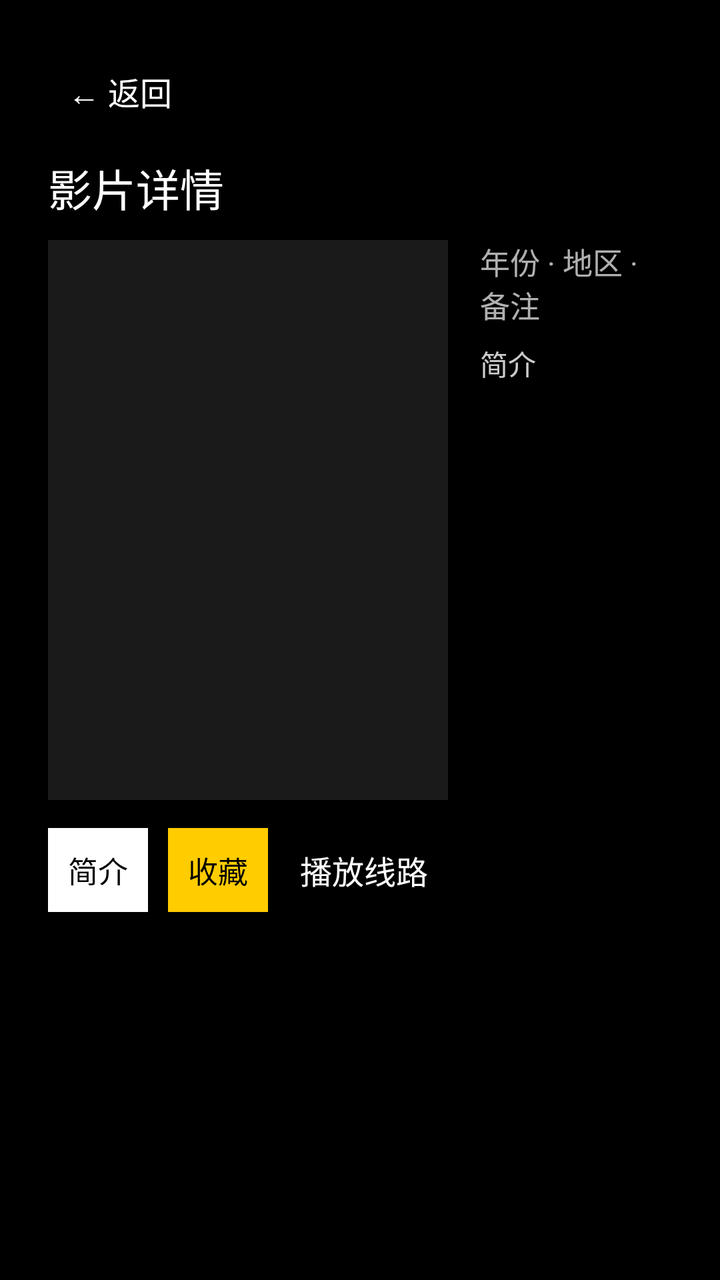
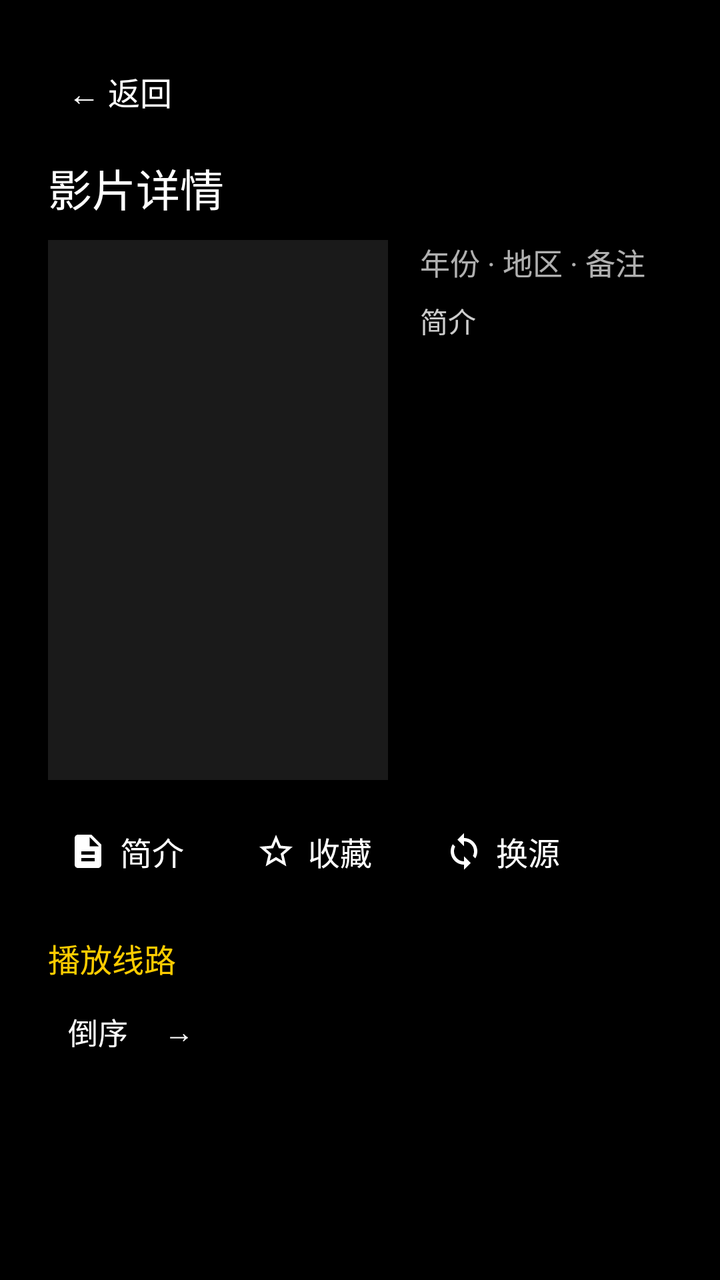

Screens rendered from an Android XML layout before and after an edit, with the pre-edit source and the edit as a unified diff.
<!-- AndroidManifest.xml: activity theme android:Theme.Black.NoTitleBar -->
<!-- res/layout/activity_detail.xml -->
<?xml version="1.0" encoding="utf-8"?>
<LinearLayout xmlns:android="http://schemas.android.com/apk/res/android"
    android:layout_width="match_parent"
    android:layout_height="match_parent"
    android:orientation="vertical"
    android:background="#000000"
    android:padding="24dp">

    <TextView
        android:id="@+id/btnBack"
        android:layout_width="wrap_content"
        android:layout_height="wrap_content"
        android:padding="10dp"
        android:textColor="#FFFFFF"
        android:textSize="16sp"
        android:focusable="true"
        android:clickable="true"
        android:background="@drawable/selector_tv_btn"
        android:text="← 返回" />

    <TextView
        android:id="@+id/detailName"
        android:layout_width="match_parent"
        android:layout_height="wrap_content"
        android:paddingTop="10dp"
        android:paddingBottom="10dp"
        android:textColor="#FFFFFF"
        android:textSize="22sp"
        android:text="影片详情" />

    <LinearLayout
        android:layout_width="match_parent"
        android:layout_height="wrap_content"
        android:orientation="horizontal">

        <ImageView
            android:id="@+id/detailImage"
            android:layout_width="200dp"
            android:layout_height="280dp"
            android:scaleType="centerCrop"
            android:background="#1A1A1A" />

        <LinearLayout
            android:layout_width="0dp"
            android:layout_height="wrap_content"
            android:layout_weight="1"
            android:orientation="vertical"
            android:paddingLeft="16dp">

            <TextView
                android:id="@+id/detailInfo"
                android:layout_width="match_parent"
                android:layout_height="wrap_content"
                android:paddingBottom="8dp"
                android:textColor="#B0FFFFFF"
                android:textSize="15sp"
                android:text="年份 · 地区 · 备注" />

            <TextView
                android:id="@+id/detailDesc"
                android:layout_width="match_parent"
                android:layout_height="wrap_content"
                android:maxLines="6"
                android:ellipsize="end"
                android:textColor="#CCFFFFFF"
                android:textSize="14sp"
                android:lineSpacingExtra="3dp"
                android:text="简介" />

        </LinearLayout>

    </LinearLayout>

    <LinearLayout
        android:layout_width="match_parent"
        android:layout_height="wrap_content"
        android:orientation="horizontal"
        android:gravity="center_vertical"
        android:paddingTop="14dp"
        android:paddingBottom="8dp">

        <TextView
            android:id="@+id/btnDesc"
            android:layout_width="wrap_content"
            android:layout_height="wrap_content"
            android:layout_marginEnd="10dp"
            android:padding="10dp"
            android:textColor="#000000"
            android:textSize="15sp"
            android:focusable="true"
            android:clickable="true"
            android:background="#FFFFFF"
            android:text="简介" />

        <TextView
            android:id="@+id/btnFav"
            android:layout_width="wrap_content"
            android:layout_height="wrap_content"
            android:padding="10dp"
            android:textColor="#000000"
            android:textSize="15sp"
            android:focusable="true"
            android:clickable="true"
            android:background="#FFCC00"
            android:text="收藏" />

        <TextView
            android:id="@+id/detailListLabel"
            android:layout_width="0dp"
            android:layout_height="wrap_content"
            android:layout_weight="1"
            android:paddingLeft="16dp"
            android:textColor="#FFFFFF"
            android:textSize="16sp"
            android:text="播放线路" />

    </LinearLayout>

    <androidx.recyclerview.widget.RecyclerView
        android:id="@+id/detailList"
        android:layout_width="match_parent"
        android:layout_height="0dp"
        android:layout_weight="1"
        android:clipToPadding="false" />

</LinearLayout>
<!-- resources referenced by this layout -->
<resources>
  <!-- drawable selector_tv_btn (drawable) -->
  <?xml version="1.0" encoding="utf-8"?>
  <selector xmlns:android="http://schemas.android.com/apk/res/android">
      <item android:state_focused="true">
          <shape>
              <solid android:color="#66000000" />
              <stroke
                  android:width="1.5dp"
                  android:color="#FFFFFFFF" />
              <corners android:radius="4dp" />
          </shape>
      </item>
      <item>
          <shape>
              <solid android:color="#33000000" />
              <corners android:radius="4dp" />
          </shape>
      </item>
  </selector>
</resources>

<!-- the commit's change to res/layout/activity_detail.xml (unified diff, before → after) -->
@@ -1,5 +1,6 @@
 <?xml version="1.0" encoding="utf-8"?>
 <LinearLayout xmlns:android="http://schemas.android.com/apk/res/android"
+    xmlns:app="http://schemas.android.com/apk/res-auto"
     android:layout_width="match_parent"
     android:layout_height="match_parent"
     android:orientation="vertical"
@@ -33,12 +34,30 @@
         android:layout_height="wrap_content"
         android:orientation="horizontal">
 
-        <ImageView
-            android:id="@+id/detailImage"
-            android:layout_width="200dp"
-            android:layout_height="280dp"
-            android:scaleType="centerCrop"
-            android:background="#1A1A1A" />
+        
+        <FrameLayout
+            android:id="@+id/playerBox"
+            android:layout_width="0dp"
+            android:layout_height="270dp"
+            android:layout_weight="1.2"
+            android:focusable="true"
+            android:focusableInTouchMode="true"
+            android:background="#1A1A1A">
+
+            <ImageView
+                android:id="@+id/detailImage"
+                android:layout_width="match_parent"
+                android:layout_height="match_parent"
+                android:scaleType="centerCrop" />
+
+            <androidx.media3.ui.PlayerView
+                android:id="@+id/inlinePlayer"
+                android:layout_width="match_parent"
+                android:layout_height="match_parent"
+                android:visibility="gone"
+                app:use_controller="false" />
+
+        </FrameLayout>
 
         <LinearLayout
             android:layout_width="0dp"
@@ -83,36 +102,101 @@
             android:id="@+id/btnDesc"
             android:layout_width="wrap_content"
             android:layout_height="wrap_content"
-            android:layout_marginEnd="10dp"
+            android:layout_marginEnd="16dp"
             android:padding="10dp"
-            android:textColor="#000000"
+            android:textColor="#FFFFFF"
+            android:textSize="16sp"
+            android:focusable="true"
+            android:clickable="true"
+            android:background="@drawable/selector_tv_btn"
+            android:drawableStart="@drawable/ic_detail_desc"
+            android:drawableTint="#FFFFFF"
+            android:drawablePadding="6dp"
+            android:text="简介" />
+
+        <TextView
+            android:id="@+id/btnFav"
+            android:layout_width="wrap_content"
+            android:layout_height="wrap_content"
+            android:layout_marginEnd="16dp"
+            android:padding="10dp"
+            android:textColor="#FFFFFF"
+            android:textSize="16sp"
+            android:focusable="true"
+            android:clickable="true"
+            android:background="@drawable/selector_tv_btn"
+            android:drawableStart="@drawable/ic_detail_keep_off"
+            android:drawableTint="#FFFFFF"
+            android:drawablePadding="6dp"
+            android:text="收藏" />
+
+        <TextView
+            android:id="@+id/btnSource"
+            android:layout_width="wrap_content"
+            android:layout_height="wrap_content"
+            android:padding="10dp"
+            android:textColor="#FFFFFF"
+            android:textSize="16sp"
+            android:focusable="true"
+            android:clickable="true"
+            android:background="@drawable/selector_tv_btn"
+            android:drawableStart="@drawable/ic_detail_change"
+            android:drawableTint="#FFFFFF"
+            android:drawablePadding="6dp"
+            android:text="换源" />
+
+    </LinearLayout>
+
+    
+    <TextView
+        android:id="@+id/detailListLabel"
+        android:layout_width="wrap_content"
+        android:layout_height="wrap_content"
+        android:paddingTop="12dp"
+        android:paddingBottom="6dp"
+        android:textColor="#FFCC00"
+        android:textSize="16sp"
+        android:text="播放线路" />
+
+    
+    <LinearLayout
+        android:id="@+id/groupRow"
+        android:layout_width="match_parent"
+        android:layout_height="wrap_content"
+        android:orientation="horizontal"
+        android:gravity="center_vertical"
+        android:paddingBottom="6dp">
+
+        <TextView
+            android:id="@+id/btnOrder"
+            android:layout_width="wrap_content"
+            android:layout_height="wrap_content"
+            android:paddingStart="10dp"
+            android:paddingEnd="10dp"
+            android:paddingTop="8dp"
+            android:paddingBottom="8dp"
+            android:textColor="#FFFFFF"
             android:textSize="15sp"
             android:focusable="true"
             android:clickable="true"
-            android:background="#FFFFFF"
-            android:text="简介" />
-
-        <TextView
-            android:id="@+id/btnFav"
-            android:layout_width="wrap_content"
-            android:layout_height="wrap_content"
-            android:padding="10dp"
-            android:textColor="#000000"
+            android:background="@drawable/selector_tv_btn"
+            android:text="倒序" />
+
+        <TextView
+            android:layout_width="wrap_content"
+            android:layout_height="wrap_content"
+            android:paddingStart="8dp"
+            android:paddingEnd="16dp"
+            android:textColor="#FFFFFF"
             android:textSize="15sp"
-            android:focusable="true"
-            android:clickable="true"
-            android:background="#FFCC00"
-            android:text="收藏" />
-
-        <TextView
-            android:id="@+id/detailListLabel"
+            android:text="→" />
+
+        <LinearLayout
+            android:id="@+id/groupItems"
             android:layout_width="0dp"
             android:layout_height="wrap_content"
             android:layout_weight="1"
-            android:paddingLeft="16dp"
-            android:textColor="#FFFFFF"
-            android:textSize="16sp"
-            android:text="播放线路" />
+            android:orientation="horizontal" />
 
     </LinearLayout>
 
<!-- resource entries referenced after the edit -->
@@ -1,5 +1,38 @@
 <!-- resources referenced by this layout -->
 <resources>
+  <!-- drawable ic_detail_change (drawable) -->
+  <vector xmlns:android="http://schemas.android.com/apk/res/android"
+      android:width="20dp"
+      android:height="20dp"
+      android:tint="#FFFFFF"
+      android:viewportWidth="24"
+      android:viewportHeight="24">
+      <path
+          android:fillColor="@android:color/white"
+          android:pathData="M12,4L12,1L8,5l4,4L12,6c3.31,0 6,2.69 6,6 0,1.01 -0.25,1.97 -0.7,2.8l1.46,1.46C19.54,15.03 20,13.57 20,12c0,-4.42 -3.58,-8 -8,-8zM12,18c-3.31,0 -6,-2.69 -6,-6 0,-1.01 0.25,-1.97 0.7,-2.8L5.24,7.74C4.46,8.97 4,10.43 4,12c0,4.42 3.58,8 8,8v3l4,-4 -4,-4v3z" />
+  </vector>
+  <!-- drawable ic_detail_desc (drawable) -->
+  <vector xmlns:android="http://schemas.android.com/apk/res/android"
+      android:width="20dp"
+      android:height="20dp"
+      android:tint="#FFFFFF"
+      android:viewportWidth="24"
+      android:viewportHeight="24">
+      <path
+          android:fillColor="#FFFFFF"
+          android:pathData="M14,2L6,2c-1.1,0 -1.99,0.9 -1.99,2L4,20c0,1.1 0.89,2 1.99,2L18,22c1.1,0 2,-0.9 2,-2L20,8l-6,-6zM16,18L8,18v-2h8v2zM16,14L8,14v-2h8v2zM13,9L13,3.5L18.5,9L13,9z" />
+  </vector>
+  <!-- drawable ic_detail_keep_off (drawable) -->
+  <vector xmlns:android="http://schemas.android.com/apk/res/android"
+      android:width="20dp"
+      android:height="20dp"
+      android:tint="#FFFFFF"
+      android:viewportWidth="24"
+      android:viewportHeight="24">
+      <path
+          android:fillColor="#FFFFFF"
+          android:pathData="M22,9.24l-7.19,-0.62L12,2 9.19,8.63 2,9.24l5.46,4.73L5.82,21 12,17.27 18.18,21l-1.63,-7.03L22,9.24zM12,15.4l-3.76,2.27 1,-4.28 -3.32,-2.88 4.38,-0.38L12,6.1l1.71,4.04 4.38,0.38 -3.32,2.88 1,4.28L12,15.4z" />
+  </vector>
   <!-- drawable selector_tv_btn (drawable) -->
   <?xml version="1.0" encoding="utf-8"?>
   <selector xmlns:android="http://schemas.android.com/apk/res/android">
